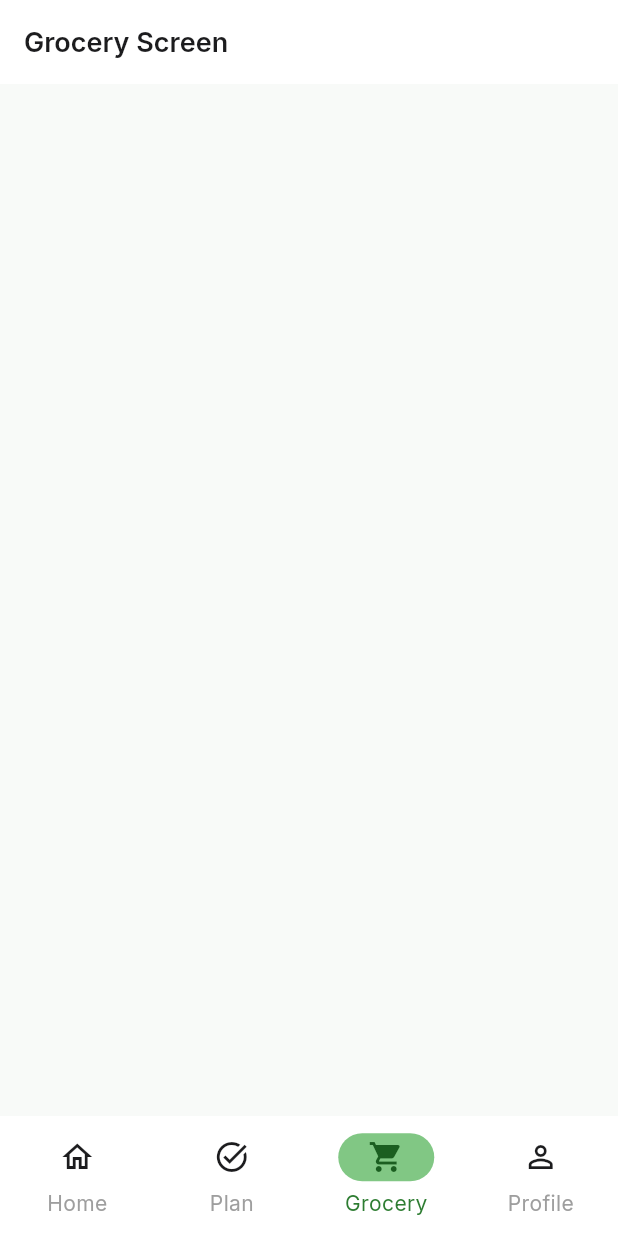
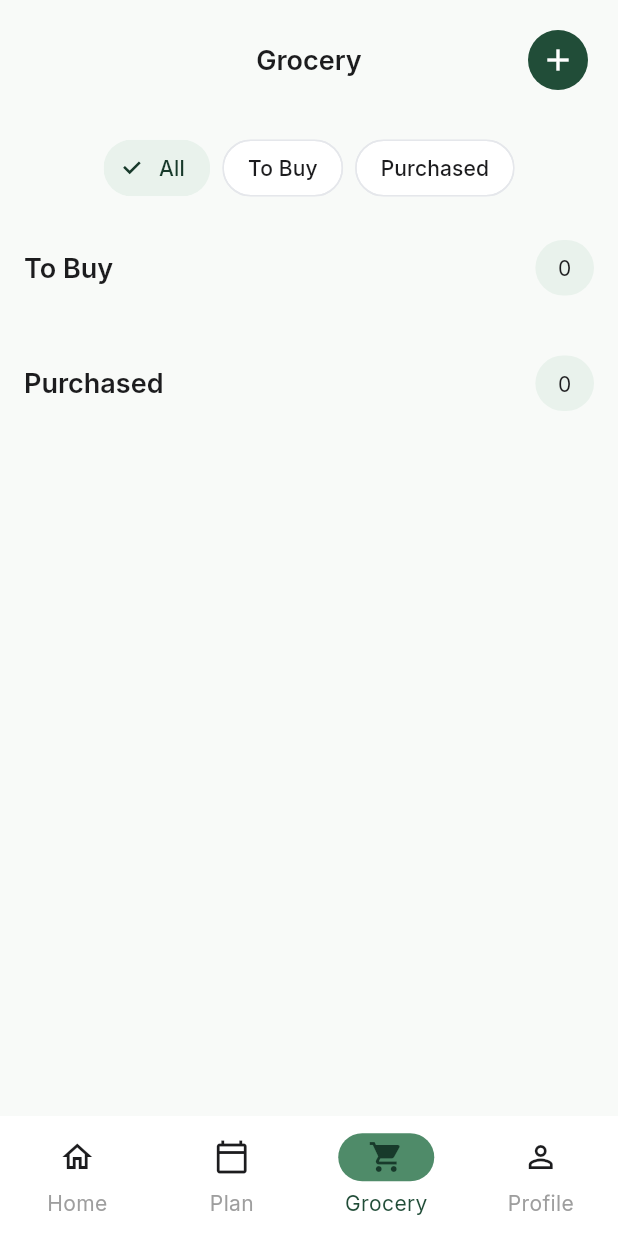
Before and after one commit to rodelgabriel45/meal_flow, a Flutter app: the GroceryScreen screen opened by its route, on a phone screen of 412 x 824 dp. Run offline on Flutter 3.47's test engine with Material 3 defaults, Android fonts, the phone set to English and light mode, and no system bars; our stand-ins replace animated_list_plus, go_router, google_fonts, image_picker, shared_preferences; accounts and stored records are empty.

Commit message:
Build Grocery screen UI and create Grocery Provider

```diff
--- a/lib/core/theme/app_colors.dart
+++ b/lib/core/theme/app_colors.dart
@@ -7,10 +7,10 @@ class AppColors {
   // Brand Colors
   // =========================================================
 
-  static const Color primary = Color(0xFF2E7D32);
-  static const Color primaryLight = Color(0xFF81C784);
-  static const Color primaryDark = Color(0xFF1B5E20);
-  static const Color primaryContainer = Color(0xFFE8F5E9);
+  static const Color primary = Color(0xFF214D38);
+  static const Color primaryLight = Color(0xFF4F8B69);
+  static const Color primaryDark = Color(0xFF183A2B);
+  static const Color primaryContainer = Color(0xFFE9F2EC);
 
   // =========================================================
   // Background & Surface
--- /dev/null
+++ b/lib/features/grocery/models/grocery_item.dart
@@ -0,0 +1,149 @@
+import 'package:uuid/uuid.dart';
+
+enum GroceryStatus { toBuy, purchased }
+
+enum GroceryCategory {
+  meat,
+  dairy,
+  vegetables,
+  fruits,
+  grains,
+  pantry,
+  frozen,
+  drinks,
+  others,
+}
+
+extension GroceryCategoryExtension on GroceryCategory {
+  String get displayName {
+    switch (this) {
+      case GroceryCategory.meat:
+        return 'Meat';
+      case GroceryCategory.dairy:
+        return 'Dairy';
+      case GroceryCategory.vegetables:
+        return 'Vegetables';
+      case GroceryCategory.fruits:
+        return 'Fruits';
+      case GroceryCategory.grains:
+        return 'Grains';
+      case GroceryCategory.pantry:
+        return 'Pantry';
+      case GroceryCategory.frozen:
+        return 'Frozen';
+      case GroceryCategory.drinks:
+        return 'Drinks';
+      case GroceryCategory.others:
+        return 'Others';
+    }
+  }
+
+  String get emoji {
+    switch (this) {
+      case GroceryCategory.meat:
+        return '🍗';
+
+      case GroceryCategory.dairy:
+        return '🥚';
+
+      case GroceryCategory.fruits:
+        return '🍌';
+
+      case GroceryCategory.vegetables:
+        return '🥦';
+
+      case GroceryCategory.grains:
+        return '🌾';
+
+      case GroceryCategory.pantry:
+        return '🫙';
+
+      case GroceryCategory.frozen:
+        return '🧊';
+
+      case GroceryCategory.drinks:
+        return '🥤';
+
+      case GroceryCategory.others:
+        return '🛒';
+    }
+  }
+}
+
+class GroceryItem {
+  final String id;
+  final String name;
+  final GroceryCategory category;
+  final double quantity;
+  final String unit;
+  final String emoji;
+  final GroceryStatus status;
+
+  GroceryItem({
+    String? id,
+    required this.name,
+    required this.category,
+    required this.quantity,
+    required this.unit,
+    required this.emoji,
+    this.status = GroceryStatus.toBuy,
+  }) : id = id ?? Uuid().v4();
+
+  bool get isPurchased => status == GroceryStatus.purchased;
+
+  String get quantityText {
+    final value = quantity % 1 == 0
+        ? quantity.toInt().toString()
+        : quantity.toString();
+
+    return '$value $unit';
+  }
+
+  GroceryItem copyWith({
+    String? id,
+    String? name,
+    GroceryCategory? category,
+    double? quantity,
+    String? unit,
+    String? emoji,
+    GroceryStatus? status,
+  }) {
+    return GroceryItem(
+      id: id,
+      name: name ?? this.name,
+      category: category ?? this.category,
+      quantity: quantity ?? this.quantity,
+      unit: unit ?? this.unit,
+      emoji: emoji ?? this.emoji,
+      status: status ?? this.status,
+    );
+  }
+
+  Map<String, dynamic> toJson() {
+    return {
+      'id': id,
+      'name': name,
+      'category': category,
+      'quantity': quantity,
+      'unit': unit,
+      'emoji': emoji,
+      'status': status.name,
+    };
+  }
+
+  factory GroceryItem.fromJson(Map<String, dynamic> json) {
+    return GroceryItem(
+      id: json['id'],
+      name: json['name'],
+      category: GroceryCategory.values.firstWhere(
+        (value) => value.name == json['category'],
+      ),
+      quantity: json['quantity'],
+      unit: json['unit'],
+      emoji: json['emoji'],
+      status: GroceryStatus.values.firstWhere(
+        (value) => value.name == json['status'],
+      ),
+    );
+  }
+}
--- /dev/null
+++ b/lib/features/grocery/models/grocery_section_data.dart
@@ -0,0 +1,13 @@
+import 'package:mealflow/features/grocery/models/grocery_item.dart';
+
+class GrocerySectionData {
+  final String title;
+  final GroceryStatus status;
+  final List<GroceryItem> items;
+
+  const GrocerySectionData({
+    required this.title,
+    required this.status,
+    required this.items,
+  });
+}
--- /dev/null
+++ b/lib/features/grocery/providers/grocery_provider.dart
@@ -0,0 +1,105 @@
+import 'package:flutter/material.dart';
+import 'package:mealflow/features/grocery/models/grocery_item.dart';
+import 'package:mealflow/features/grocery/models/grocery_section_data.dart';
+
+enum GroceryFilter { all, toBuy, purchased }
+
+class GroceryProvider extends ChangeNotifier {
+  final List<GroceryItem> _items = [];
+  List<GroceryItem> get items => List.unmodifiable(_items);
+
+  List<GroceryItem> get toBuyItems =>
+      _items.where((item) => item.status == GroceryStatus.toBuy).toList();
+
+  List<GroceryItem> get purchasedItems =>
+      _items.where((item) => item.status == GroceryStatus.purchased).toList();
+
+  List<GrocerySectionData> get sections {
+    switch (_selectedFilter) {
+      case GroceryFilter.all:
+        return [
+          GrocerySectionData(
+            title: 'To Buy',
+            status: GroceryStatus.toBuy,
+            items: toBuyItems,
+          ),
+
+          GrocerySectionData(
+            title: 'Purchased',
+            status: GroceryStatus.purchased,
+            items: purchasedItems,
+          ),
+        ];
+
+      case GroceryFilter.toBuy:
+        return [
+          GrocerySectionData(
+            title: 'To Buy',
+            status: GroceryStatus.toBuy,
+            items: toBuyItems,
+          ),
+        ];
+
+      case GroceryFilter.purchased:
+        return [
+          GrocerySectionData(
+            title: 'Purchased',
+            status: GroceryStatus.purchased,
+            items: purchasedItems,
+          ),
+        ];
+    }
+  }
+
+  int get totalCount => _items.length;
+
+  int get toBuyCount => toBuyItems.length;
+
+  int get purchasedCount => purchasedItems.length;
+
+  GroceryFilter _selectedFilter = GroceryFilter.all;
+
+  GroceryFilter get selectedFilter => _selectedFilter;
+
+  void changeFilter(GroceryFilter filter) {
+    _selectedFilter = filter;
+
+    notifyListeners();
+  }
+
+  void addItem(GroceryItem item) {
+    _items.add(item);
+
+    notifyListeners();
+  }
+
+  void removeItem(String id) {
+    _items.removeWhere((item) => item.id == id);
+
+    notifyListeners();
+  }
+
+  void updateItem(GroceryItem updatedItem) {
+    final index = _items.indexWhere((item) => item.id == updatedItem.id);
+
+    if (index == -1) return;
+
+    _items[index] = updatedItem;
+
+    notifyListeners();
+  }
+
+  void toggleStatus(String id) {
+    final index = _items.indexWhere((item) => item.id == id);
+
+    if (index == -1) return;
+
+    final item = _items[index];
+
+    _items[index] = item.copyWith(
+      status: item.isPurchased ? GroceryStatus.toBuy : GroceryStatus.purchased,
+    );
+
+    notifyListeners();
+  }
+}
--- a/lib/features/grocery/screens/grocery_screen.dart
+++ b/lib/features/grocery/screens/grocery_screen.dart
@@ -1,10 +1,50 @@
 import 'package:flutter/material.dart';
+import 'package:mealflow/core/theme/app_spacing.dart';
+import 'package:mealflow/features/grocery/providers/grocery_provider.dart';
+import 'package:mealflow/features/grocery/widgets/grocery_filter_bar.dart';
+import 'package:mealflow/features/grocery/widgets/grocery_header.dart';
+import 'package:mealflow/features/grocery/widgets/grocery_section.dart';
+import 'package:provider/provider.dart';
 
 class GroceryScreen extends StatelessWidget {
   const GroceryScreen({super.key});
 
   @override
   Widget build(BuildContext context) {
-    return Scaffold(appBar: AppBar(title: const Text('Grocery Screen')));
+    final sections = context.watch<GroceryProvider>().sections;
+
+    return Scaffold(
+      body: SafeArea(
+        child: Padding(
+          padding: AppSpacing.pagePadding,
+          child: Column(
+            children: [
+              GroceryHeader(),
+
+              AppSpacing.verticalLG,
+
+              GroceryFilterBar(),
+
+              AppSpacing.verticalLG,
+
+              Expanded(
+                child: ListView.separated(
+                  itemBuilder: (context, index) {
+                    final section = sections[index];
+
+                    return GrocerySection(
+                      title: section.title,
+                      items: section.items,
+                    );
+                  },
+                  separatorBuilder: (_, _) => AppSpacing.verticalLG,
+                  itemCount: sections.length,
+                ),
+              ),
+            ],
+          ),
+        ),
+      ),
+    );
   }
 }
--- /dev/null
+++ b/lib/features/grocery/widgets/grocery_filter_bar.dart
@@ -0,0 +1,55 @@
+import 'package:flutter/material.dart';
+import 'package:mealflow/core/theme/app_radius.dart';
+import 'package:mealflow/core/theme/app_spacing.dart';
+import 'package:mealflow/features/grocery/providers/grocery_provider.dart';
+import 'package:provider/provider.dart';
+
+class GroceryFilterBar extends StatelessWidget {
+  const GroceryFilterBar({super.key});
+
+  @override
+  Widget build(BuildContext context) {
+    final selectedFilter = context.watch<GroceryProvider>().selectedFilter;
+
+    return SingleChildScrollView(
+      scrollDirection: Axis.horizontal,
+
+      child: Row(
+        children: [
+          FilterChip(
+            shape: RoundedRectangleBorder(borderRadius: AppRadius.extraLarge),
+            label: const Text('All'),
+            selected: selectedFilter == GroceryFilter.all,
+            onSelected: (_) {
+              context.read<GroceryProvider>().changeFilter(GroceryFilter.all);
+            },
+          ),
+
+          AppSpacing.horizontalSM,
+
+          FilterChip(
+            shape: RoundedRectangleBorder(borderRadius: AppRadius.extraLarge),
+            label: const Text('To Buy'),
+            selected: selectedFilter == GroceryFilter.toBuy,
+            onSelected: (_) {
+              context.read<GroceryProvider>().changeFilter(GroceryFilter.toBuy);
+            },
+          ),
+
+          AppSpacing.horizontalSM,
+
+          FilterChip(
+            shape: RoundedRectangleBorder(borderRadius: AppRadius.extraLarge),
+            label: const Text('Purchased'),
+            selected: selectedFilter == GroceryFilter.purchased,
+            onSelected: (_) {
+              context.read<GroceryProvider>().changeFilter(
+                GroceryFilter.purchased,
+              );
+            },
+          ),
+        ],
+      ),
+    );
+  }
+}
--- /dev/null
+++ b/lib/features/grocery/widgets/grocery_header.dart
@@ -0,0 +1,32 @@
+import 'package:flutter/material.dart';
+import 'package:mealflow/features/grocery/helpers/show_grocery_form_sheet.dart';
+import 'package:mealflow/features/grocery/providers/grocery_provider.dart';
+import 'package:provider/provider.dart';
+
+class GroceryHeader extends StatelessWidget {
+  const GroceryHeader({super.key});
+
+  @override
+  Widget build(BuildContext context) {
+    return Stack(
+      alignment: Alignment.center,
+      children: [
+        Text('Grocery', style: Theme.of(context).textTheme.titleLarge),
+
+        Align(
+          alignment: Alignment.centerRight,
+          child: IconButton.filled(
+            onPressed: () async {
+              final item = await showGroceryFormSheet(context);
+
+              if (!context.mounted) return;
+
+              context.read<GroceryProvider>().addItem(item);
+            },
+            icon: Icon(Icons.add),
+          ),
+        ),
+      ],
+    );
+  }
+}
--- /dev/null
+++ b/lib/features/grocery/widgets/grocery_section.dart
@@ -0,0 +1,46 @@
+import 'package:flutter/material.dart';
+import 'package:mealflow/core/theme/app_colors.dart';
+import 'package:mealflow/core/theme/app_spacing.dart';
+import 'package:mealflow/features/grocery/models/grocery_item.dart';
+import 'package:mealflow/features/grocery/widgets/grocery_item_card.dart';
+
+class GrocerySection extends StatelessWidget {
+  final String title;
+  final List<GroceryItem> items;
+  const GrocerySection({super.key, required this.title, required this.items});
+
+  @override
+  Widget build(BuildContext context) {
+    return Column(
+      crossAxisAlignment: CrossAxisAlignment.start,
+      children: [
+        Row(
+          children: [
+            Text(title, style: Theme.of(context).textTheme.titleLarge),
+
+            const Spacer(),
+
+            Container(
+              padding: const EdgeInsets.symmetric(horizontal: 15, vertical: 8),
+
+              decoration: BoxDecoration(
+                color: AppColors.primaryContainer,
+                borderRadius: BorderRadius.circular(999),
+              ),
+
+              child: Text('${items.length}'),
+            ),
+          ],
+        ),
+
+        AppSpacing.verticalMD,
+
+        Column(
+          children: items.map((item) {
+            return GroceryItemCard(item: item);
+          }).toList(),
+        ),
+      ],
+    );
+  }
+}
--- a/lib/features/home/screens/home_screen.dart
+++ b/lib/features/home/screens/home_screen.dart
@@ -81,7 +81,7 @@ class HomeScreen extends StatelessWidget {
                     },
                     child: Row(
                       children: [
-                        Text('Clear Progress'),
+                        Text("Reset Today's Progress"),
                         AppSpacing.horizontalSM,
                         Icon(Icons.delete_forever),
                       ],
--- a/lib/features/home/utils/add_meal_flow.dart
+++ b/lib/features/home/utils/add_meal_flow.dart
@@ -13,6 +13,7 @@ Future<void> startAddMealFlow(
     builder: (context) {
       return SafeArea(
         child: Column(
+          mainAxisSize: MainAxisSize.min,
           children: [
             Padding(
               padding: const EdgeInsets.all(16.0),
--- a/lib/features/home/widgets/category_icon.dart
+++ b/lib/features/home/widgets/category_icon.dart
@@ -9,7 +9,7 @@ class CategoryIcon extends StatelessWidget {
 
   @override
   Widget build(BuildContext context) {
-    return Ink(
+    return Container(
       width: 60,
       height: 60,
       decoration: BoxDecoration(
--- a/lib/features/home/widgets/meal_chip.dart
+++ b/lib/features/home/widgets/meal_chip.dart
@@ -20,6 +20,7 @@ class MealChip extends StatelessWidget {
       },
       child: Chip(
         label: Column(
+          crossAxisAlignment: CrossAxisAlignment.start,
           children: [
             SizedBox(
               width: 120,
--- a/lib/features/navigation/widgets/app_bottom_navigation.dart
+++ b/lib/features/navigation/widgets/app_bottom_navigation.dart
@@ -39,9 +39,9 @@ class AppBottomNavigation extends StatelessWidget {
           ),
 
           NavigationDestination(
-            icon: Icon(Icons.task_alt_outlined),
+            icon: Icon(Icons.calendar_today_outlined),
             label: 'Plan',
-            selectedIcon: Icon(Icons.task_alt),
+            selectedIcon: Icon(Icons.calendar_today),
           ),
 
           NavigationDestination(
--- a/lib/main.dart
+++ b/lib/main.dart
@@ -1,5 +1,6 @@
 import 'package:flutter/material.dart';
 import 'package:mealflow/app.dart';
+import 'package:mealflow/features/grocery/providers/grocery_provider.dart';
 import 'package:mealflow/features/home/providers/meal_provider.dart';
 import 'package:mealflow/features/home/providers/nutrition_provider.dart';
 import 'package:provider/provider.dart';
@@ -10,6 +11,7 @@ void main() {
       providers: [
         ChangeNotifierProvider(create: (_) => MealProvider()),
         ChangeNotifierProvider(create: (_) => NutritionProvider()),
+        ChangeNotifierProvider(create: (_) => GroceryProvider()),
       ],
       child: const MealFlow(),
     ),
```
Also changed, not shown: lib/features/grocery/helpers/show_grocery_form_sheet.dart (added, +16 -0 lines), lib/features/grocery/widgets/grocery_form_sheet.dart (added, +133 -0 lines), lib/features/grocery/widgets/grocery_item_card.dart (added, +56 -0 lines), lib/features/home/screens/favorite_picker_screen.dart (+16 -1 lines), lib/features/home/widgets/meal_category_card.dart (+8 -4 lines).
